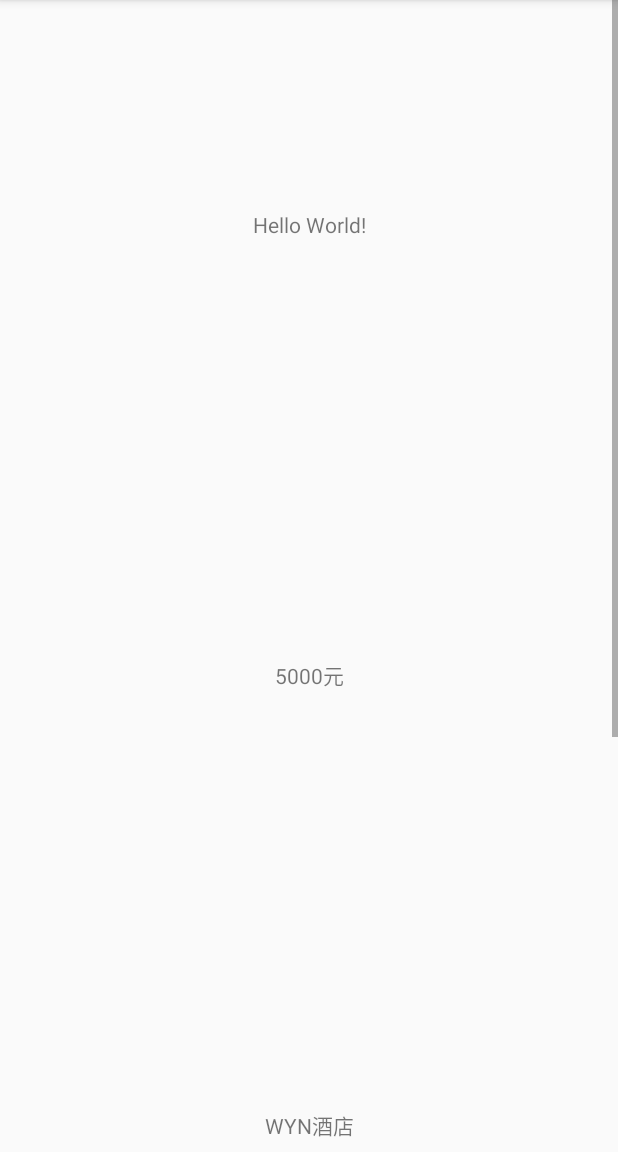
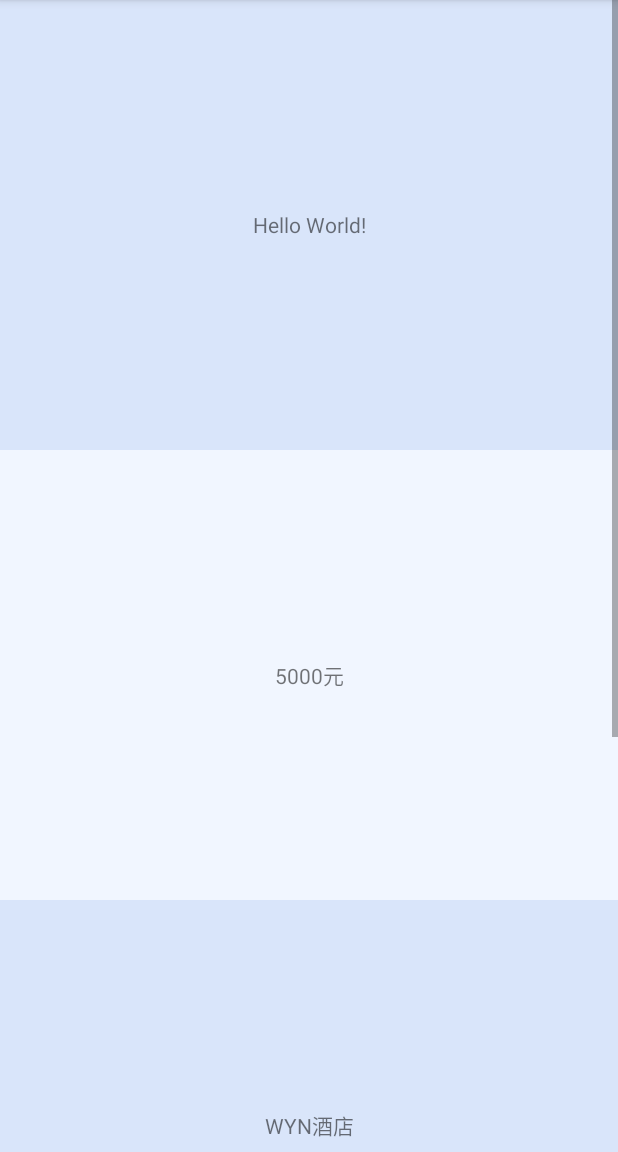
Before and after one commit to KwunYamShan/Android-Exposure-Stat, an Android app: the first screen one second after launch (MainActivity), on a phone screen of 412 x 824 dp, the part 84-1236 px from its top. Run offline under Robolectric (Android 15) with nearby library versions, the phone set to English and light mode, and no system bars.

```diff
--- a/app/src/main/java/com/wh/statdemo/App.java
+++ b/app/src/main/java/com/wh/statdemo/App.java
@@ -29,8 +29,8 @@ public class App extends Application implements IContext {
                 .setTagId(ReportUtil.getInstance().getMarkTag())
                 //设置时长:view显示在页面中x毫秒后算一次有效曝光
                 .setDuration(5000)
-                //设置可被覆盖的范围，范围：0-100  20代表view被覆盖或显示不全20%以内依然可以算作是有效曝光的view
-                .setCoverRange(20)
+                //设置有效曝光视图显示的范围，范围：0-100  例：80代表该视图显示自身总面积的80%以上都可以算作是有效曝光的视图
+                .setValidRange(80)
                 //设置是否为线上版本，目前的区别就是是否需要打日志
                 .setDebugModle(true)
                 //是否需要自动执行曝光任务
--- a/app/src/main/java/com/wh/statdemo/MainActivity.java
+++ b/app/src/main/java/com/wh/statdemo/MainActivity.java
@@ -1,6 +1,5 @@
 package com.wh.statdemo;
 
-import android.content.Intent;
 import android.support.v7.app.AppCompatActivity;
 import android.os.Bundle;
 import android.view.View;
--- a/app/src/main/res/layout/activity_main.xml
+++ b/app/src/main/res/layout/activity_main.xml
@@ -17,6 +17,7 @@
             android:id="@+id/tv_hello"
             android:layout_width="match_parent"
             android:layout_height="300dp"
+            android:background="@color/color33568FFA"
             android:gravity="center"
             android:text="Hello World!"/>
         <TextView
@@ -24,6 +25,7 @@
             android:layout_height="300dp"
             android:gravity="center"
             android:text="5000元"
+            android:background="@color/colorF1F6FF"
             android:id="@+id/tv_price"
             app:layout_constraintBottom_toBottomOf="parent"
             app:layout_constraintLeft_toLeftOf="parent"
@@ -32,6 +34,7 @@
         <TextView
             android:layout_width="match_parent"
             android:layout_height="300dp"
+            android:background="@color/color33568FFA"
             android:gravity="center"
             android:id="@+id/tv_item"
             android:text="WYN酒店"
@@ -43,6 +46,7 @@
             android:layout_width="match_parent"
             android:layout_height="300dp"
             android:gravity="center"
+            android:background="@color/colorF1F6FF"
             android:id="@+id/tv_block"
             android:text="喜宴酒店"
             app:layout_constraintBottom_toBottomOf="parent"
--- a/app/src/main/res/values/colors.xml
+++ b/app/src/main/res/values/colors.xml
@@ -3,4 +3,6 @@
     <color name="colorPrimary">#008577</color>
     <color name="colorPrimaryDark">#00574B</color>
     <color name="colorAccent">#D81B60</color>
+    <color name="color33568FFA">#33568FFA</color>
+    <color name="colorF1F6FF">#F1F6FF</color>
 </resources>
--- a/stat/src/main/java/com/wh/stat/utils/StatBuilder.java
+++ b/stat/src/main/java/com/wh/stat/utils/StatBuilder.java
@@ -1,6 +1,7 @@
 package com.wh.stat.utils;
 
 import android.content.Context;
+import android.support.annotation.IntRange;
 
 import com.wh.stat.HBHStatistical;
 
@@ -64,20 +65,20 @@ public class StatBuilder {
     }
 
     /**
-     * 设置需曝光的view可被遮挡范围
+     * 设置有效曝光视图显示的范围
      *
-     * @param range 范围：0-100  例：20代表view被覆盖或显示不全20%以内依然可以算作是有效曝光。默认值：0 表示view不可被覆盖
+     * @param range 范围：0-100  例：范围：0-100  例：80代表该视图显示自身总面积的80%以上都可以算作是有效曝光的视图。默认值：100 表示显示完整的view才会被曝光
      */
-    public StatBuilder setCoverRange(int range) {
-        mConfig.setCoverRange(range);
+    public StatBuilder setValidRange(@IntRange(from = 0, to = 100)int range) {
+        mConfig.setValidRange(range);
         return this;
     }
 
     /**
      * 设置是否需要自动曝光
-     * （自动曝光：打开了页面但用户未执行其他任何操作情况下会自动执行一次延时曝光任务）
+     * （自动曝光：第一次打开或者重新进入该页面但用户未执行其他任何操作情况下会自动执行一次曝光任务）
      *
-     * @param isAuto isAuto为true时自动延时曝光。 isAuto为false表示当有用户操作时才会执行延时曝光
+     * @param isAuto isAuto为true时自动曝光。 isAuto为false表示当有用户操作时才会执行曝光
      */
     public StatBuilder setAutoStat(boolean isAuto) {
         mConfig.setAuto(isAuto);
@@ -87,7 +88,7 @@ public class StatBuilder {
     /**
      * 曝光去重（是否可以重复曝光）
      *
-     * @param isRepeat isRepeat为true时表示每当有用户操作后都会执行延时曝光的命令。isRepeat为false表示曝光过一次后在view所在的Activity生命周期结束之前不会被再次曝光
+     * @param isRepeat isRepeat为true时表示每当有用户操作后都会执行曝光的命令。isRepeat为false表示曝光过一次后在view所在的Activity生命周期结束之前不会被再次曝光
      */
     public StatBuilder setRepeat(boolean isRepeat) {
         mConfig.setRepeat(isRepeat);
--- a/stat/src/main/java/com/wh/stat/utils/StatConfig.java
+++ b/stat/src/main/java/com/wh/stat/utils/StatConfig.java
@@ -2,6 +2,7 @@ package com.wh.stat.utils;
 
 import android.content.Context;
 import android.graphics.Rect;
+import android.support.annotation.IntRange;
 
 import com.wh.stat.R;
 
@@ -22,8 +23,8 @@ public class StatConfig {
     private Rect mScreenRect;
     //用来标记需要曝光的view
     private int tagId;
-    //view可被覆盖的范围，0-100
-    private int coverRange;
+    //有效曝光视图显示的范围，0-100
+    private int validRange = 100;
     //曝光延时的时间
     private long delayTime = 5000;
     //模式
@@ -57,12 +58,12 @@ public class StatConfig {
         this.tagId = tagId;
     }
 
-    public int getCoverRange() {
-        return coverRange;
+    public int getValidRange() {
+        return validRange;
     }
 
-    public void setCoverRange(int coverRange) {
-        this.coverRange = coverRange;
+    public void setValidRange(@IntRange(from = 0, to = 100)int validRange) {
+        this.validRange = validRange;
     }
 
     public long getDelayTime() {
```
Also changed, not shown: stat/src/main/java/com/wh/stat/HBHStatistical.java (+17 -15 lines), stat/src/main/java/com/wh/stat/layout/StatLayout.java (+16 -36 lines), 1 other file.
